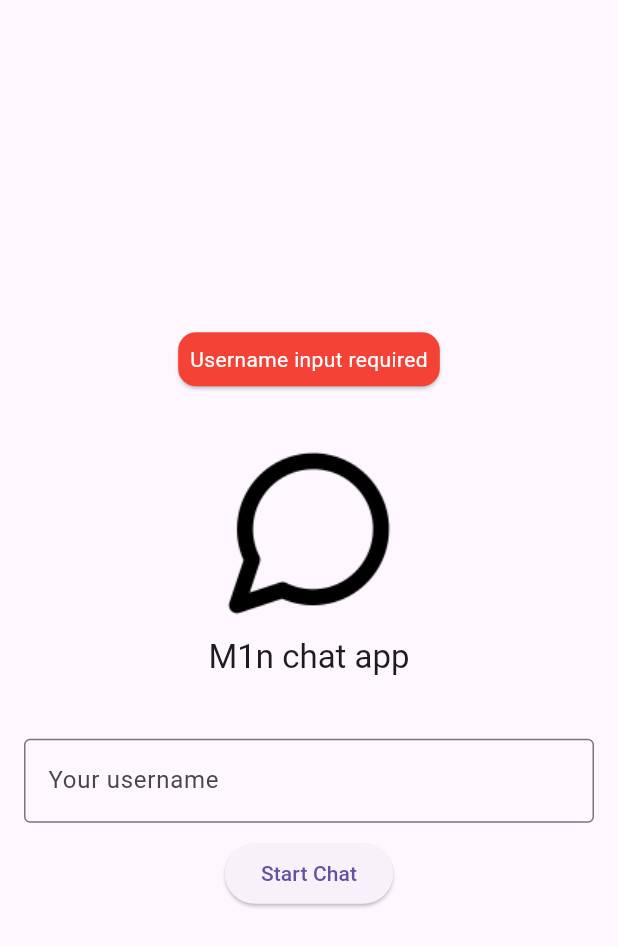
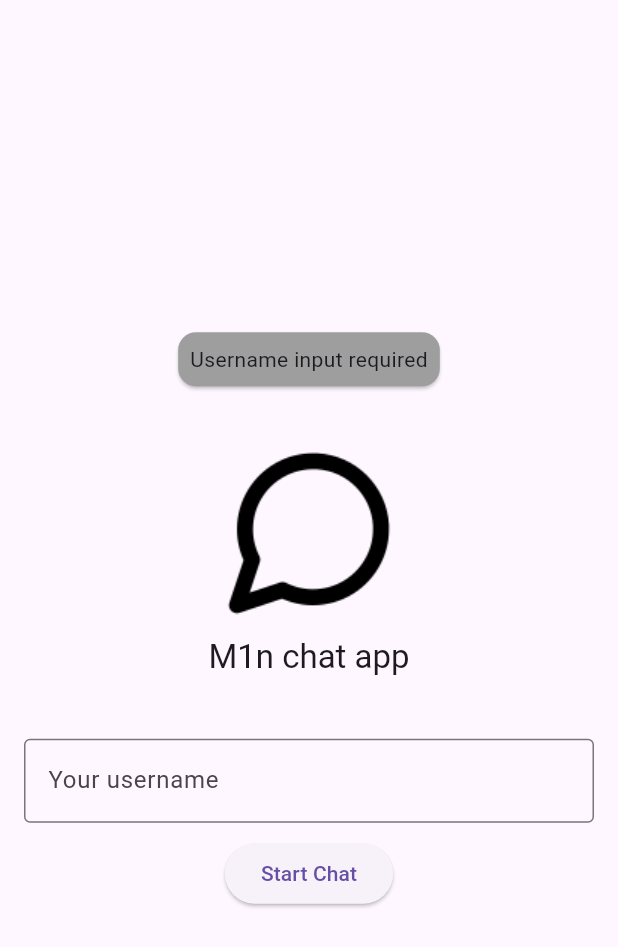
Before and after one commit to M1n-4d316e/chat_app, a Flutter app: the screen it shows after launch, after a tap on "Start Chat", on a phone screen of 412 x 824 dp. Shown: the top 947 px of the screen. Run offline on Flutter 3.47's test engine with Material 2 defaults, Android fonts, the phone set to English and light mode, and no system bars; our stand-ins replace socket_io_client; network calls fail.

Commit message:
fix(screen): :lipstick: better colors
The colors have been changed for a better distinction.

```diff
--- a/chat_app/lib/screens/auth_screen.dart
+++ b/chat_app/lib/screens/auth_screen.dart
@@ -58,12 +58,11 @@ class _AuthScreenState extends State<AuthScreen> {
                     ? Padding(
                         padding: const EdgeInsets.only(bottom: 30.0),
                         child: Card(
-                          color: Colors.red,
+                          color: Colors.grey,
                           child: Padding(
                             padding: const EdgeInsets.all(8.0),
                             child: Text(
                               errorMessage,
-                              style: const TextStyle(color: Colors.white),
                             ),
                           ),
                         ),
--- a/chat_app/lib/screens/chat_screen.dart
+++ b/chat_app/lib/screens/chat_screen.dart
@@ -107,6 +107,7 @@ class _ChatScreenState extends State<ChatScreen> {
             ),
           ),
           Container(
+            color: Colors.grey,
             padding: const EdgeInsets.symmetric(
               horizontal: 16,
             ),
@@ -117,6 +118,7 @@ class _ChatScreenState extends State<ChatScreen> {
                     child: TextField(
                       controller: _messageInputController,
                       decoration: const InputDecoration(
+                        hintText: 'Type your message',
                         border: InputBorder.none,
                       ),
                     ),
```
